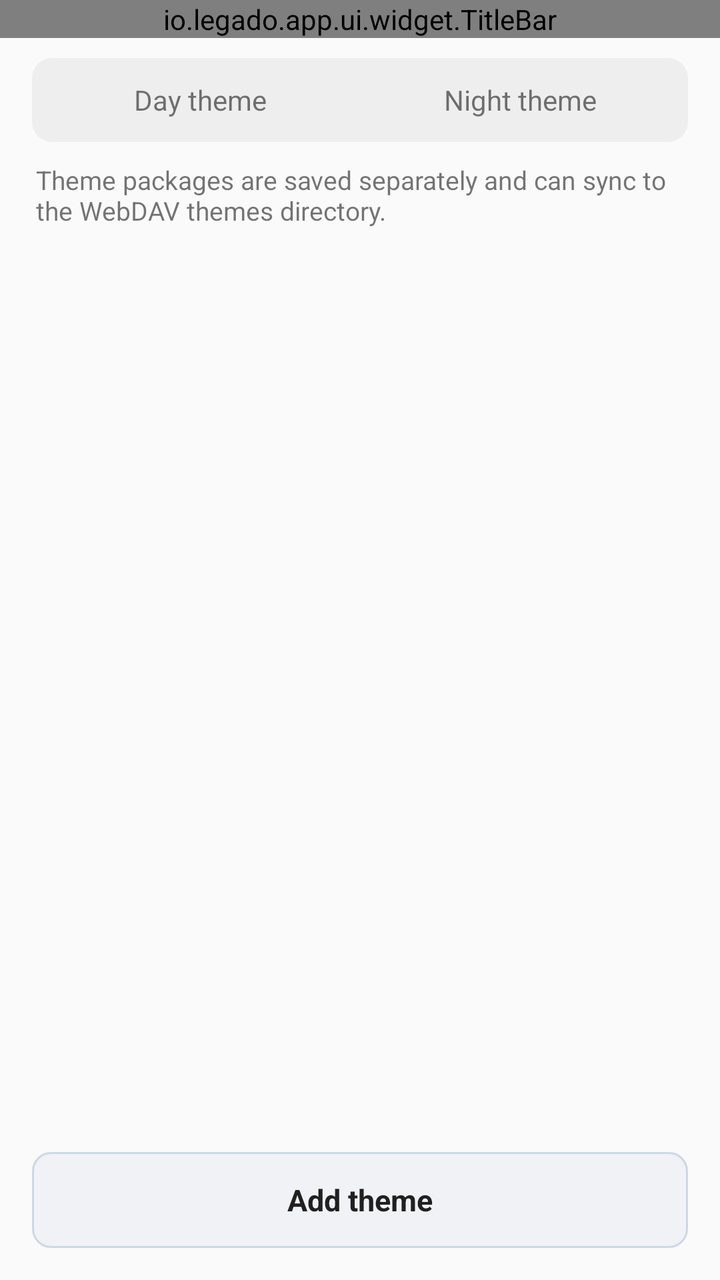
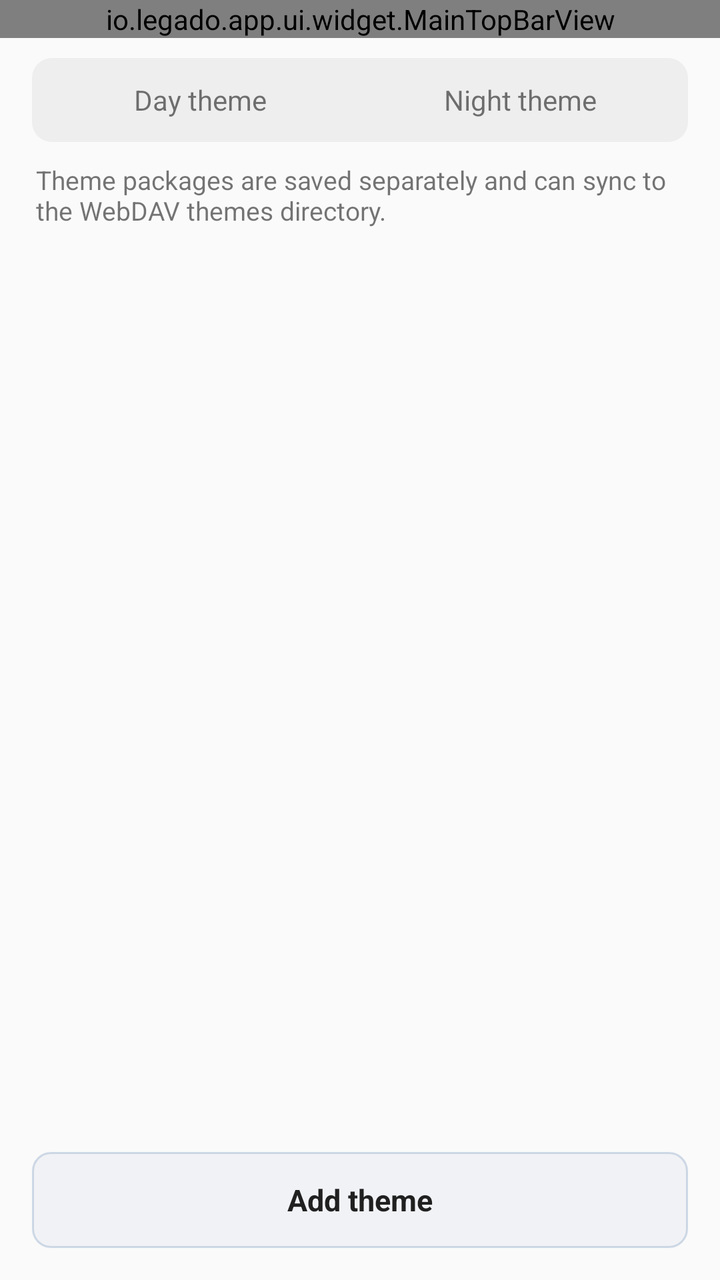

Compare the two renders of this Android layout. The source of the first and the diff that turns it into the second are given below.
<!-- AndroidManifest.xml: application theme AppTheme.Light -->
<!-- res/layout/activity_theme_manage.xml -->
<?xml version="1.0" encoding="utf-8"?>
<LinearLayout xmlns:android="http://schemas.android.com/apk/res/android"
    xmlns:app="http://schemas.android.com/apk/res-auto"
    android:layout_width="match_parent"
    android:layout_height="match_parent"
    android:orientation="vertical">

    <io.legado.app.ui.widget.TitleBar
        android:id="@+id/title_bar"
        android:layout_width="match_parent"
        android:layout_height="wrap_content"
        app:title="@string/theme_manage_title" />

    <LinearLayout
        android:id="@+id/tab_bar"
        android:layout_width="match_parent"
        android:layout_height="42dp"
        android:layout_marginStart="16dp"
        android:layout_marginTop="10dp"
        android:layout_marginEnd="16dp"
        android:background="@drawable/bg_bookshelf_tag_track"
        android:gravity="center"
        android:orientation="horizontal"
        android:padding="4dp">

        <TextView
            android:id="@+id/btn_day"
            android:layout_width="0dp"
            android:layout_height="match_parent"
            android:background="@drawable/bg_bookshelf_tag_item"
            android:layout_weight="1"
            android:gravity="center"
            android:text="@string/theme_day"
            android:textSize="14sp" />

        <TextView
            android:id="@+id/btn_night"
            android:layout_width="0dp"
            android:layout_height="match_parent"
            android:background="@drawable/bg_bookshelf_tag_item"
            android:layout_weight="1"
            android:gravity="center"
            android:text="@string/theme_night"
            android:textSize="14sp" />

    </LinearLayout>

    <TextView
        android:id="@+id/tv_summary"
        android:layout_width="match_parent"
        android:layout_height="wrap_content"
        android:layout_marginStart="18dp"
        android:layout_marginTop="10dp"
        android:layout_marginEnd="18dp"
        android:minHeight="18dp"
        android:text="@string/theme_package_summary_default"
        android:textSize="13sp" />

    <androidx.recyclerview.widget.RecyclerView
        android:id="@+id/recycler_view"
        android:layout_width="match_parent"
        android:layout_height="0dp"
        android:layout_marginTop="8dp"
        android:layout_weight="1"
        android:clipToPadding="false"
        android:paddingStart="16dp"
        android:paddingEnd="16dp"
        android:paddingBottom="16dp" />

    <TextView
        android:id="@+id/btn_add"
        android:layout_width="match_parent"
        android:layout_height="48dp"
        android:layout_marginStart="16dp"
        android:layout_marginEnd="16dp"
        android:layout_marginBottom="16dp"
        android:background="@drawable/bg_book_info_action_secondary"
        android:gravity="center"
        android:text="@string/theme_add"
        android:textColor="@color/primaryText"
        android:textSize="15sp"
        android:textStyle="bold" />

</LinearLayout>
<!-- resources referenced by this layout -->
<resources>
  <color name="primaryText">#de000000</color>
  <!-- drawable bg_bookshelf_tag_item (drawable) -->
  <?xml version="1.0" encoding="utf-8"?>
  <selector xmlns:android="http://schemas.android.com/apk/res/android">
      <item android:state_selected="true">
          <shape android:shape="rectangle">
              <corners android:radius="@dimen/ui_action_radius" />
              <solid android:color="@color/background_card" />
          </shape>
      </item>
      <item>
          <shape android:shape="rectangle">
              <corners android:radius="@dimen/ui_action_radius" />
              <solid android:color="@android:color/transparent" />
          </shape>
      </item>
  </selector>
  <!-- drawable bg_bookshelf_tag_track (drawable) -->
  <?xml version="1.0" encoding="utf-8"?>
  <shape xmlns:android="http://schemas.android.com/apk/res/android"
      android:shape="rectangle">
      <corners android:radius="@dimen/ui_panel_radius" />
      <solid android:color="@color/background_menu" />
  </shape>
  <string name="theme_add">Add theme</string>
  <string name="theme_day">Day theme</string>
  <string name="theme_manage_title">Theme Manager</string>
  <string name="theme_night">Night theme</string>
  <string name="theme_package_summary_default">Theme packages are saved separately and can sync to the WebDAV themes directory.</string>
  <style name="AppTheme.Light" parent="Base.AppTheme">
          <item name="actionBarStyle">@style/AppTheme.AppBarOverlay.Light</item>
      </style>
  <dimen name="ui_action_radius">9dp</dimen>
  <color name="btn_bg_press">#63ACACAC</color>
  <color name="glass_stroke">#668FA8C8</color>
  <color name="book_info_frost">#DDF1F2F6</color>
  <color name="background_card">@color/md_grey_100</color>
  <dimen name="ui_panel_radius">10dp</dimen>
  <color name="background_menu">@color/md_grey_200</color>
  <style name="Base.AppTheme" parent="Theme.AppCompat.DayNight.NoActionBar">
          <item name="colorPrimary">@color/primary</item>
          <item name="colorPrimaryDark">@color/primaryDark</item>
          <item name="colorAccent">@color/accent</item>
          <item name="actionOverflowMenuStyle">@style/Style.PopupMenu</item>
          <item name="android:itemTextAppearance">@style/Style.MenuItemText</item>
          <item name="android:popupMenuStyle">@style/Style.PopupMenu</item>
          <item name="android:statusBarColor">@color/transparent</item>
          <item name="android:windowDrawsSystemBarBackgrounds">true</item>
      </style>
  <style name="AppTheme.AppBarOverlay.Light" parent="ThemeOverlay.AppCompat.Light">
          <item name="colorAccent">@color/md_grey_900</item>
      </style>
  <color name="md_grey_100">#F5F5F5</color>
  <color name="md_grey_200">#EEEEEE</color>
  <color name="primary">@color/md_light_blue_800</color>
  <color name="primaryDark">@color/md_light_blue_900</color>
  <color name="accent">@color/md_pink_800</color>
  <style name="Style.PopupMenu" parent="Widget.AppCompat.PopupMenu">
          <item name="android:popupBackground">@drawable/bg_popup_menu</item>
      </style>
  <style name="Style.MenuItemText" parent="@android:style/TextAppearance.Widget.IconMenu.Item">
          <item name="android:textColor">@color/menu_color_default</item>
          <item name="android:textSize">16sp</item>
      </style>
  <color name="transparent">#00000000</color>
  <color name="md_grey_900">#212121</color>
  <color name="md_light_blue_800">#0277BD</color>
  <color name="md_light_blue_900">#01579B</color>
  <color name="md_pink_800">#AD1457</color>
  <!-- drawable bg_popup_menu (drawable) -->
  <?xml version="1.0" encoding="utf-8"?>
  <shape xmlns:android="http://schemas.android.com/apk/res/android"
         android:shape="rectangle">
  
      <solid android:color="@color/background_menu"/>
  
      <corners android:radius="2dp"/>
  
  </shape>
  <color name="menu_color_default">#383838</color>
  <!-- unchanged entries left out for length: 1 -->
</resources>

<!-- the commit's change to res/layout/activity_theme_manage.xml (unified diff, before → after) -->
@@ -5,11 +5,10 @@
     android:layout_height="match_parent"
     android:orientation="vertical">
 
-    <io.legado.app.ui.widget.TitleBar
+    <io.legado.app.ui.widget.MainTopBarView
         android:id="@+id/title_bar"
         android:layout_width="match_parent"
-        android:layout_height="wrap_content"
-        app:title="@string/theme_manage_title" />
+        android:layout_height="wrap_content" />
 
     <LinearLayout
         android:id="@+id/tab_bar"
<!-- resource entries referenced after the edit -->
@@ -26,7 +26,6 @@
   </shape>
   <string name="theme_add">Add theme</string>
   <string name="theme_day">Day theme</string>
-  <string name="theme_manage_title">Theme Manager</string>
   <string name="theme_night">Night theme</string>
   <string name="theme_package_summary_default">Theme packages are saved separately and can sync to the WebDAV themes directory.</string>
   <style name="AppTheme.Light" parent="Base.AppTheme">
